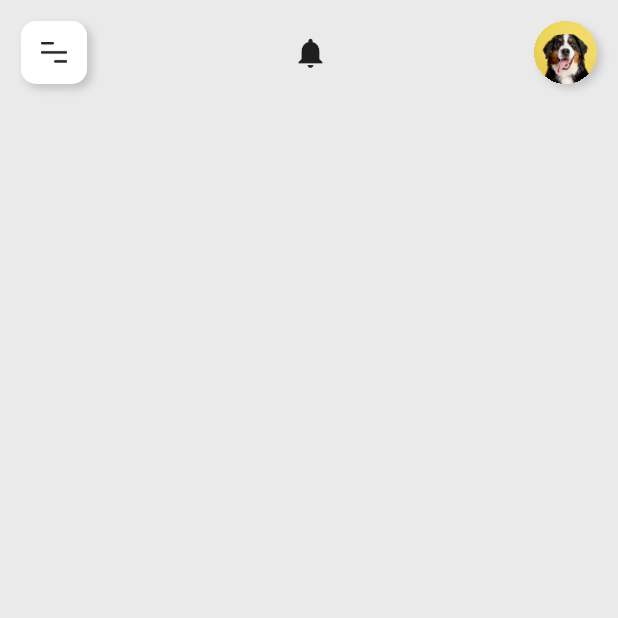
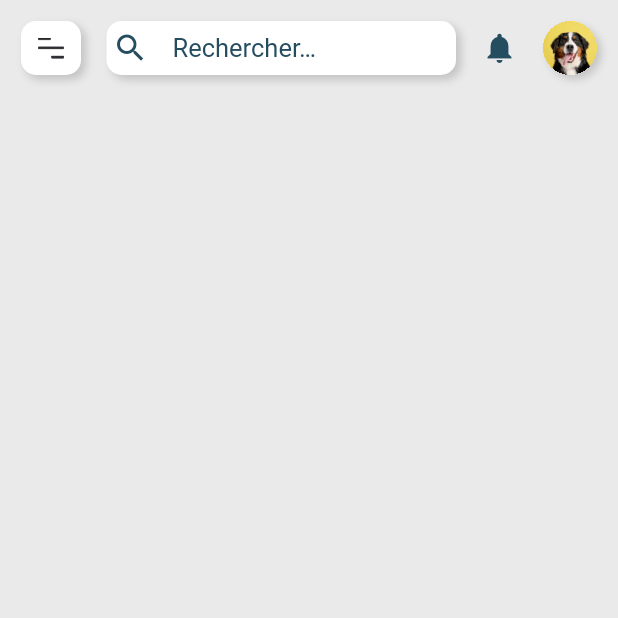
Before and after one commit to trans-dam/hepl_dam_movies, a Flutter app: the screen it shows after launch, on a phone screen of 412 x 824 dp, the top half of it. Run offline on Flutter 3.47's test engine with Material 2 defaults, Android fonts, the phone set to English and light mode, and no system bars.

Commit message:
Init search field

```diff
--- a/lib/main.dart
+++ b/lib/main.dart
@@ -1,7 +1,7 @@
+import 'package:flutter/cupertino.dart';
 import 'package:flutter/material.dart';
 import 'package:movies_2021_2022/screens/home_screen.dart';
 import 'package:movies_2021_2022/styles/constants.dart';
-import 'package:movies_2021_2022/screens/sidebar.dart';
 
 void main() {
   runApp(const MyApp());
@@ -17,7 +17,10 @@ class MyApp extends StatelessWidget {
       debugShowCheckedModeBanner: false,
       title: 'Flutter Demo',
       theme: ThemeData(
-        primarySwatch: Colors.blue,
+        cupertinoOverrideTheme: CupertinoThemeData(
+          primaryColor: mainTextColor,
+        ),
+        textSelectionTheme: TextSelectionThemeData(cursorColor: mainTextColor),
       ),
       home: Scaffold(
         backgroundColor: mainBackgroundColor,
--- a/lib/partials/navbar/burger_menu.dart
+++ b/lib/partials/navbar/burger_menu.dart
@@ -18,14 +18,12 @@ class _BurgerMenuState extends State<BurgerMenu> {
         boxShadow: boxShadowItem,
       ),
       child: Padding(
-        padding:
-        const EdgeInsets.symmetric(horizontal: 7, vertical: 14),
+        padding: const EdgeInsets.symmetric(horizontal: 5, vertical: 11),
         child: Image(
           width: 30,
           height: 14,
           image: AssetImage('assets/icons/icon-sidebar.png'),
         ),
-
       ),
     );
   }
--- /dev/null
+++ b/lib/partials/navbar/search_field.dart
@@ -0,0 +1,40 @@
+import 'package:flutter/material.dart';
+import 'package:movies_2021_2022/styles/constants.dart';
+
+class SearchField extends StatefulWidget {
+  const SearchField({Key? key}) : super(key: key);
+
+  @override
+  _SearchFieldState createState() => _SearchFieldState();
+}
+
+class _SearchFieldState extends State<SearchField> {
+  @override
+  Widget build(BuildContext context) {
+    return Expanded(
+      child: Container(
+        height: defaultWidth,
+        padding: const EdgeInsets.symmetric(horizontal: 0, vertical: 0),
+        decoration: BoxDecoration(
+            color: Colors.white,
+            boxShadow: boxShadowItem,
+            borderRadius: borderRadiusItem),
+        child: Padding(
+          padding: const EdgeInsets.only(left: 4),
+          child: TextField(
+            decoration: const InputDecoration(
+              contentPadding: EdgeInsets.symmetric(vertical: 11),
+              icon: Icon(
+                Icons.search,
+                color: mainTextColor,
+              ),
+              border: InputBorder.none,
+              hintStyle: TextStyle(color: mainTextColor, fontSize: 17),
+              hintText: 'Rechercher…',
+            ),
+          ),
+        ),
+      ),
+    );
+  }
+}
--- a/lib/screens/home_screen.dart
+++ b/lib/screens/home_screen.dart
@@ -1,6 +1,8 @@
 import 'package:flutter/material.dart';
 import 'package:movies_2021_2022/partials/avatar.dart';
 import 'package:movies_2021_2022/partials/navbar/burger_menu.dart';
+import 'package:movies_2021_2022/partials/navbar/search_field.dart';
+import 'package:movies_2021_2022/styles/constants.dart';
 
 class HomeScreen extends StatefulWidget {
   const HomeScreen({Key? key}) : super(key: key);
@@ -10,6 +12,20 @@ class HomeScreen extends StatefulWidget {
 }
 
 class _HomePageState extends State<HomeScreen> {
+  late TextEditingController _controller;
+
+  @override
+  void initState() {
+    super.initState();
+    _controller = TextEditingController();
+  }
+
+  @override
+  void dispose() {
+    _controller.dispose();
+    super.dispose();
+  }
+
   @override
   Widget build(BuildContext context) {
     return SafeArea(
@@ -18,10 +34,22 @@ class _HomePageState extends State<HomeScreen> {
           Padding(
             padding: const EdgeInsets.all(14),
             child: Row(
-              mainAxisAlignment: MainAxisAlignment.spaceBetween,
               children: [
                 BurgerMenu(),
-                Icon(Icons.notifications),
+                SizedBox(
+                  width: defaultNavbarSpacer,
+                ),
+                SearchField(),
+                SizedBox(
+                  width: defaultNavbarSpacer,
+                ),
+                Icon(
+                  Icons.notifications,
+                  color: mainTextColor,
+                ),
+                SizedBox(
+                  width: defaultNavbarSpacer,
+                ),
                 Avatar()
               ],
             ),
--- a/lib/styles/constants.dart
+++ b/lib/styles/constants.dart
@@ -1,9 +1,11 @@
 import 'package:flutter/material.dart';
 
 const mainBackgroundColor = const Color(0xFFeaeaea);
+const mainTextColor = const Color(0xFF254D60);
 const double horizontalSpace = 16;
 const double verticalSpace = 26;
-const double defaultWidth = 42;
+const double defaultWidth = 36;
+const double defaultNavbarSpacer = 17;
 const BorderRadius borderRadiusItem = BorderRadius.all(Radius.circular(10));
 
 List<BoxShadow> boxShadowItem = [
```
